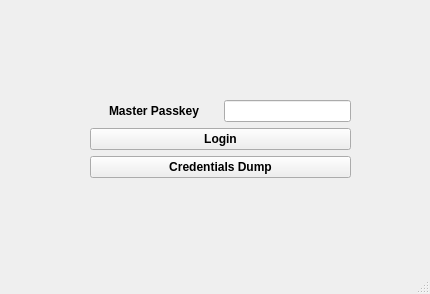
Before: the Qt Designer form src/homepage.ui in franklin654/Password_Generator, drawn with Qt 5.
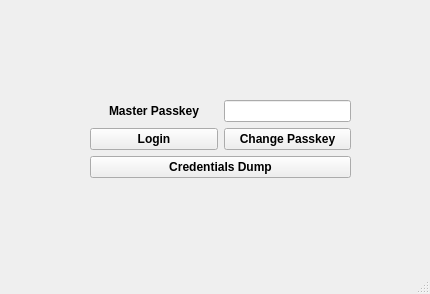
After: the same form once the commit is applied.

Patch:
```diff
--- a/src/homepage.ui
+++ b/src/homepage.ui
@@ -20,13 +20,13 @@
    <string>MainWindow</string>
   </property>
   <widget class="QWidget" name="centralwidget">
-   <widget class="QWidget" name="">
+   <widget class="QWidget" name="layoutWidget">
     <property name="geometry">
      <rect>
       <x>90</x>
       <y>100</y>
       <width>261</width>
-      <height>67</height>
+      <height>69</height>
      </rect>
     </property>
     <layout class="QVBoxLayout" name="verticalLayout">
@@ -69,9 +69,11 @@
       </layout>
      </item>
      <item>
+      <layout class="QHBoxLayout" name="horizontalLayout_2">
+       <item>
       <widget class="QPushButton" name="login">
        <property name="sizePolicy">
-        <sizepolicy hsizetype="Expanding" vsizetype="Expanding">
+          <sizepolicy hsizetype="Expanding" vsizetype="Fixed">
          <horstretch>0</horstretch>
          <verstretch>0</verstretch>
         </sizepolicy>
@@ -85,6 +87,26 @@
         <string>Login</string>
        </property>
       </widget>
+       </item>
+       <item>
+        <widget class="QPushButton" name="changeMasterPasskey">
+         <property name="sizePolicy">
+          <sizepolicy hsizetype="Expanding" vsizetype="Fixed">
+           <horstretch>0</horstretch>
+           <verstretch>0</verstretch>
+          </sizepolicy>
+         </property>
+         <property name="font">
+          <font>
+           <bold>true</bold>
+          </font>
+         </property>
+         <property name="text">
+          <string>Change Passkey</string>
+         </property>
+        </widget>
+       </item>
+      </layout>
      </item>
      <item>
       <widget class="QPushButton" name="dump">
```
Lines whose indentation alone changed are shown as unchanged.
